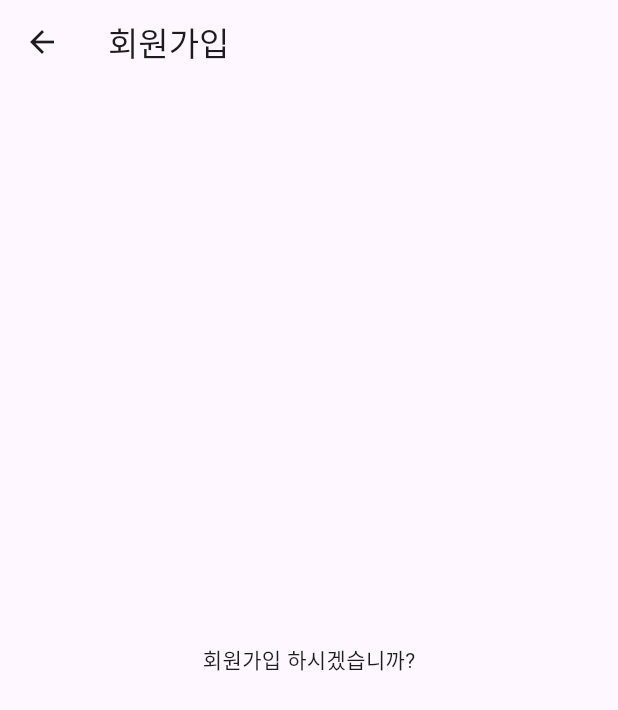
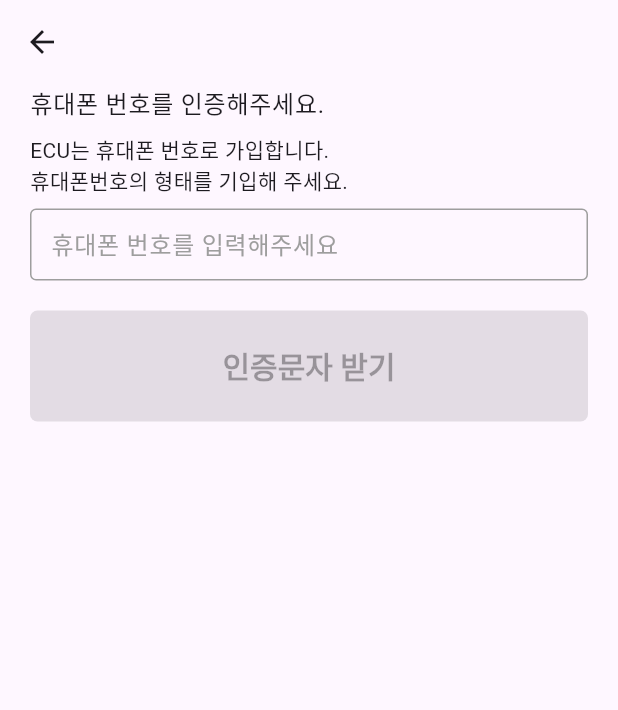
Before and after one commit to junsu1211/car_platform_app, a Flutter app: the Register screen opened by its route, on a phone screen of 412 x 824 dp. Shown: the top 710 px of the screen. Run offline on Flutter 3.47's test engine with Material 3 defaults, Android fonts, the light colour scheme and no system bars; our stand-ins replace get.

Commit message:
인증 및 회원가입, 로그인

```diff
--- a/lib/src/app.dart
+++ b/lib/src/app.dart
@@ -56,7 +56,7 @@ class MyApp extends StatelessWidget {
         ),
       ),
       routes: {
-        '/': (context) => Home(),
+        '/': (context) => Intro(),
         '/register': (context) => Register(),
         'intro' : (context) => Intro(),
       },
--- a/lib/src/controllers/auth_controller.dart
+++ b/lib/src/controllers/auth_controller.dart
@@ -1,8 +1,68 @@
+import 'dart:async';
+
 import 'package:flutter/material.dart';
 import 'package:get/get.dart';
+import 'package:car_platform_app/src/providers/AuthProvider.dart';
 
 class AuthController extends GetxController{
   final RxBool isButtonEnabled = false.obs;
+  final authProvider = Get.put(AuthProvider());
+  final RxBool showVerifyForm = false.obs;
+  final RxString buttonText = "인증문자 받기".obs;
+  String? phoneNumber;
+  Timer? countdownTimer;
+
+Future<bool> register(String password, String name, int? profile)
+async {
+Map body = await authProvider.register(phoneNumber!, password,
+name, profile);
+if (body['result'] == 'ok') {
+return true;
+}
+Get.snackbar('회원가입 에러', body['message'],
+snackPosition: SnackPosition.BOTTOM);
+return false;
+}
+
+  Future<void> requestVerificationCode(String phone) async {
+    Map body = await authProvider.requestPhoneCode(phone);
+    if (body['result'] == 'ok') {
+      phoneNumber = phone; // 인증 받은 휴대폰 번호를 저장
+      DateTime expiryTime = DateTime.parse(body['expired']);
+      _startCountdown(expiryTime);
+    }
+  }
+  // 사용자가 입력한 코드를 검증하는 함수
+
+  Future<bool> verifyPhoneNumber(String userInputCode) async {
+    Map body = await
+      authProvider.verifyPhoneNumber(userInputCode);
+    if (body['result'] == 'ok') {
+      return true;
+    }
+    Get.snackbar('인증번호 에러', body['message'],
+      snackPosition: SnackPosition.BOTTOM);
+      return false;
+  }
+
+  void _startCountdown(DateTime expiryTime) {
+    isButtonEnabled.value = false; // 버튼 비활성화
+    showVerifyForm.value = true; // 인증 폼 활성화
+    countdownTimer?.cancel(); // 기존 타이머가 있다면 취소
+    countdownTimer = Timer.periodic(const Duration(seconds: 1), (timer) {
+      Duration timeDiff = expiryTime.difference(DateTime.now());
+      if (timeDiff.isNegative) {
+        buttonText.value = "인증문자 다시 받기";
+        isButtonEnabled.value = true;
+        timer.cancel(); // 타이머 종료
+      } else {
+    // 남은 시간을 mm:ss 포맷으로 업데이트
+        String minutes = timeDiff.inMinutes.toString().padLeft(2, '0');
+        String seconds = (timeDiff.inSeconds % 60).toString().padLeft(2, '0');
+        buttonText.value = "인증문자 다시 받기 $minutes:$seconds";
+        }
+    });
+  }
 
   void updateButtonState(TextEditingController phoneController) {
     String text = phoneController.text.replaceAll('-', '');
@@ -37,12 +97,12 @@ class AuthController extends GetxController{
   }
 
   login(String phone, String password) async {
-    /*Map body = await authProvider.login(phone, password);
+    Map body = await authProvider.login(phone, password);
     if(body['result'] == 'ok') {
       return true;
     }
     Get.snackbar('로그인 에러', body['message'],
-      snackPosition: SnackPosition.BOTTOM);*/
+      snackPosition: SnackPosition.BOTTOM);
     return false;
   }
 }
--- a/lib/src/screens/register.dart
+++ b/lib/src/screens/register.dart
@@ -1,16 +1,101 @@
 import 'package:flutter/material.dart';
+import 'package:get/get.dart';
+import 'package:car_platform_app/src/controllers/auth_controller.dart';
+import 'package:car_platform_app/src/screens/auth/register_form.dart';
 
-class Register extends StatelessWidget {
+class Register extends StatefulWidget {
   const Register({super.key});
+
+  @override
+  State<Register> createState() => _RegisterState();
+}
+
+class _RegisterState extends State<Register> {
+  final authController = Get.put(AuthController());
+  final _phoneController = TextEditingController();
+  final _codeController = TextEditingController();
+
+  _submit() {
+    authController.requestVerificationCode(_phoneController.text);
+  }
+
+  _confirm() async {
+    bool result = await
+        authController.verifyPhoneNumber(_codeController.text);
+    if(result){
+      Get.to(() => const RegisterForm());
+    }
+  }
+
+  @override
+  void initState() {
+    super.initState();
+    _phoneController.addListener(() {
+      authController.updateButtonState(_phoneController);
+    });
+  }
+
+  @override
+  void dispose() {
+    _phoneController.removeListener(() {
+      authController.updateButtonState(_phoneController);
+    });
+    super.dispose();
+  }
 
   @override
   Widget build(BuildContext context) {
     return Scaffold(
-      appBar: AppBar(
-        title: const Text('회원가입'),
+      appBar: AppBar(),
+      body: Padding(
+        padding: const EdgeInsets.symmetric(horizontal: 20),
+        child: ListView(
+          children: [
+            Text(
+              '휴대폰 번호를 인증해주세요.',
+              style: Theme.of(context).textTheme.bodyLarge,
+            ),
+            const SizedBox(height: 8),
+            const Text('ECU는 휴대폰 번호로 가입합니다.\n휴대폰번호의 형태를 기입해 주세요.'),
+            const SizedBox(height: 8),
+
+            TextField(
+              controller: _phoneController,
+              keyboardType: TextInputType.phone,
+              style: const TextStyle(fontSize: 16),
+              decoration: const InputDecoration(
+                hintText: '휴대폰 번호를 입력해주세요',
+              ),
+            ),
+            const SizedBox(height: 20),
+            Obx(
+              () => ElevatedButton(
+                onPressed:
+                  authController.isButtonEnabled.value ? _submit : null,
+                  child: const Text('인증문자 받기'),
+              ),
+            ),
+            Visibility(
+              visible: false,
+              child: Column(
+              mainAxisSize: MainAxisSize.min,
+                children: [
+                  SizedBox(height: 20),
+                TextField(
+                  controller: _codeController,
+                  style: TextStyle(fontSize: 16),
+                  decoration: InputDecoration(
+                    hintText: '인증 번호를 입력해주세요',
+                  ),
+                ),
+                  SizedBox(height: 20),
+                  ElevatedButton(onPressed: null, child: Text('인증번호 확인')),
+                ],
+              ),
+            ),
+          ],
         ),
-        body: const Center(child: Text('회원가입 하시겠습니까?'),
-        ),
+      ),
     );
   }
 }
```
Also changed, not shown: lib/src/models/FeedModel.dart (added, +13 -0 lines), lib/src/providers/AuthProvider.dart (added, +33 -0 lines), lib/src/providers/feedProvider.dart (added, +13 -0 lines), lib/src/providers/provider.dart (added, +13 -0 lines), lib/src/screens/auth/register_form.dart (added, +91 -0 lines).
